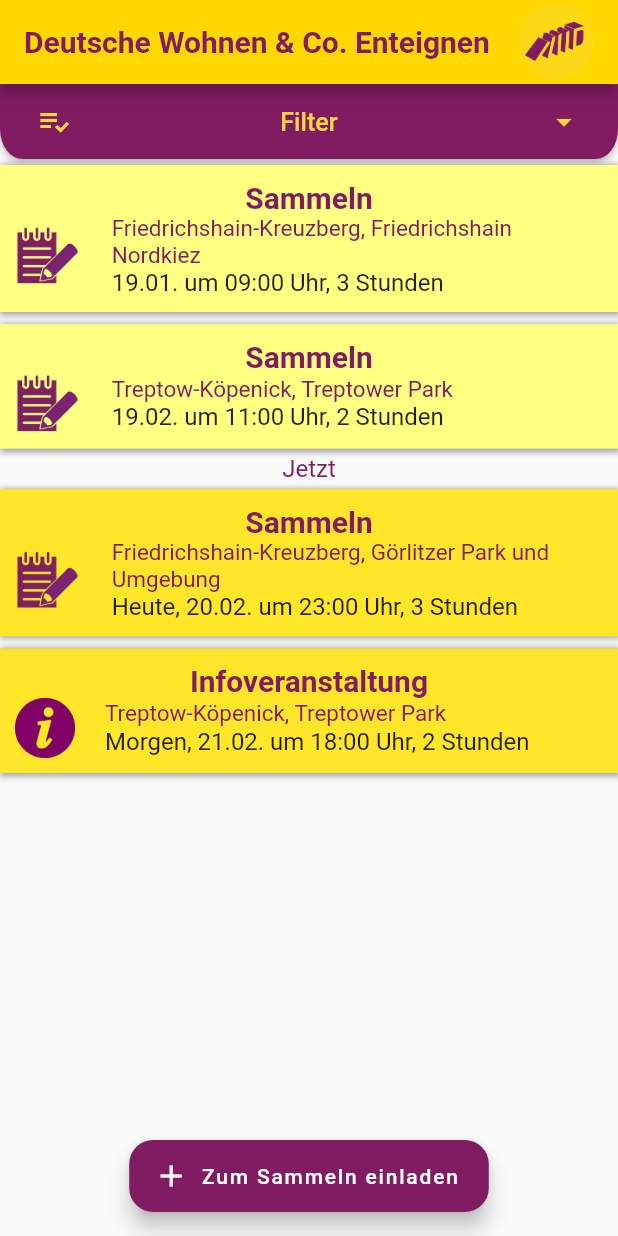
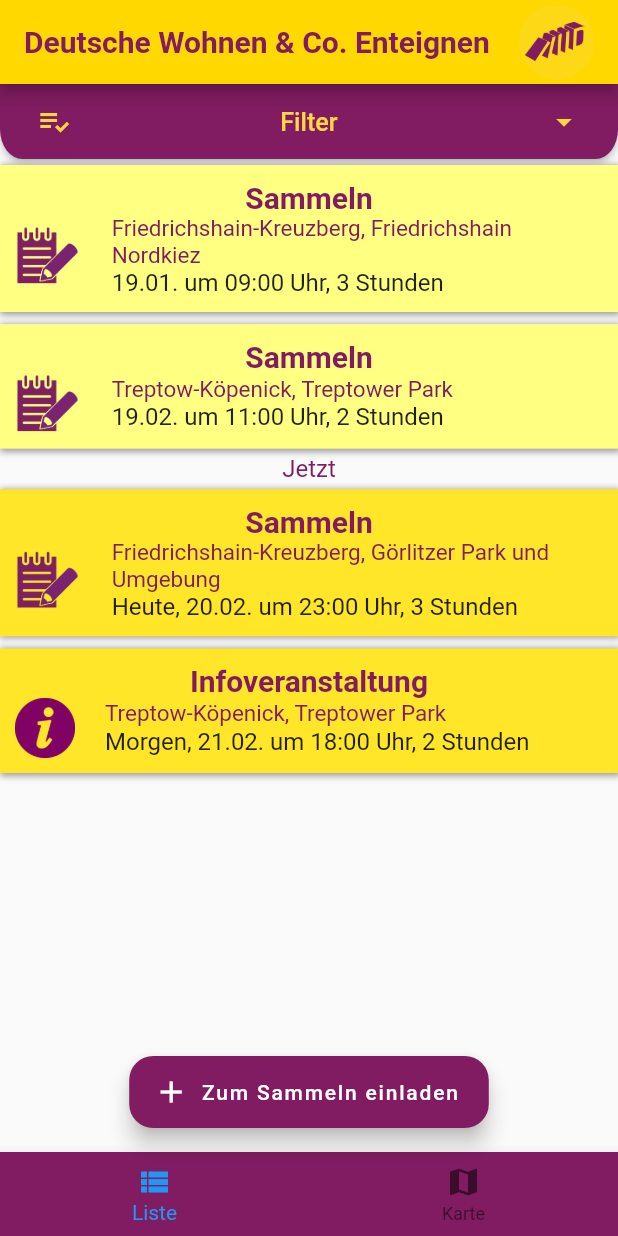
Before and after one commit to grundeinkommensbuero/app, a Flutter app: the screen it shows after launch, on a phone screen of 412 x 824 dp. Run offline on Flutter 3.47's test engine with Material 2 defaults, Android fonts, the phone set to English and light mode, and no system bars; our stand-ins replace date_format, jiffy, shared_preferences; missing offline and left inert: calendarro, http_server.

Commit message:
Karten-Ansicht der Aktionen #48 - Buttons zum Umschalten eingebaut

```diff
--- a/sammel_app/lib/routes/ActionList.dart
+++ b/sammel_app/lib/routes/ActionList.dart
@@ -22,7 +22,6 @@
 
   @override
   Widget build(BuildContext context) {
-    print('Baue Liste mit ${widget.termine.length} Aktionen');
     return Expanded(
         child: ListView.builder(
             itemCount: widget.termine.length, itemBuilder: cardListBuilder));
--- a/sammel_app/lib/routes/TermineSeite.dart
+++ b/sammel_app/lib/routes/TermineSeite.dart
@@ -5,6 +5,7 @@
 import 'package:sammel_app/model/TermineFilter.dart';
 import 'package:sammel_app/routes/ActionEditor.dart';
 import 'package:sammel_app/model/Termin.dart';
+import 'package:sammel_app/routes/ActionMap.dart';
 import 'package:sammel_app/services/RestFehler.dart';
 import 'package:sammel_app/services/StorageService.dart';
 import 'package:sammel_app/services/TermineService.dart';
@@ -30,16 +31,28 @@
     fontSize: 15.0,
   );
   bool _initialized = false;
+
   List<Termin> termine = [];
 
   FilterWidget filterWidget;
 
   List<int> myActions = [];
 
+  var view;
+  int navigation = 0;
+
   @override
   Widget build(BuildContext context) {
     if (!_initialized) intialize(context);
     // TODO: Memory-Leak beheben
+
+    view = [
+      ActionList(termine, isMyAction, openTerminDetails,
+          key: Key('action list')),
+      ActionMap(termine, isMyAction, openTerminDetails,
+          key: Key('action map')),
+    ];
+
     return Scaffold(
       extendBody: true,
       appBar: AppBar(
@@ -56,11 +69,7 @@
         ],
       )),
       body: Column(
-        children: <Widget>[
-          filterWidget,
-          ActionList(termine, isMyAction, openTerminDetails,
-              key: Key('action list')),
-        ],
+        children: <Widget>[filterWidget, view[navigation]],
       ),
       floatingActionButton: FloatingActionButton.extended(
           key: Key('create termin button'),
@@ -72,6 +81,20 @@
           shape: RoundedRectangleBorder(
               borderRadius: BorderRadius.all(Radius.circular(16.0)))),
       floatingActionButtonLocation: FloatingActionButtonLocation.centerFloat,
+      bottomNavigationBar: BottomNavigationBar(
+        currentIndex: navigation,
+        onTap: (index) => setState(() => navigation = index),
+        backgroundColor: DweTheme.purple,
+        items: [
+          BottomNavigationBarItem(
+              icon: Icon(Icons.view_list,
+                  key: Key('list view navigation button')),
+              title: Text('Liste')),
+          BottomNavigationBarItem(
+              icon: Icon(Icons.map, key: Key('map view navigation button')),
+              title: Text('Karte'))
+        ],
+      ),
     );
   }
 
@@ -92,7 +115,6 @@
       setState(() {
         this.termine = termine..sort(Termin.compareByStart);
       });
-      print('${termine.length} Aktionen geladen');
     });
   }
 
```
Also changed, not shown: sammel_app/lib/routes/ActionMap.dart (added, +24 -0 lines), 1 other file.
